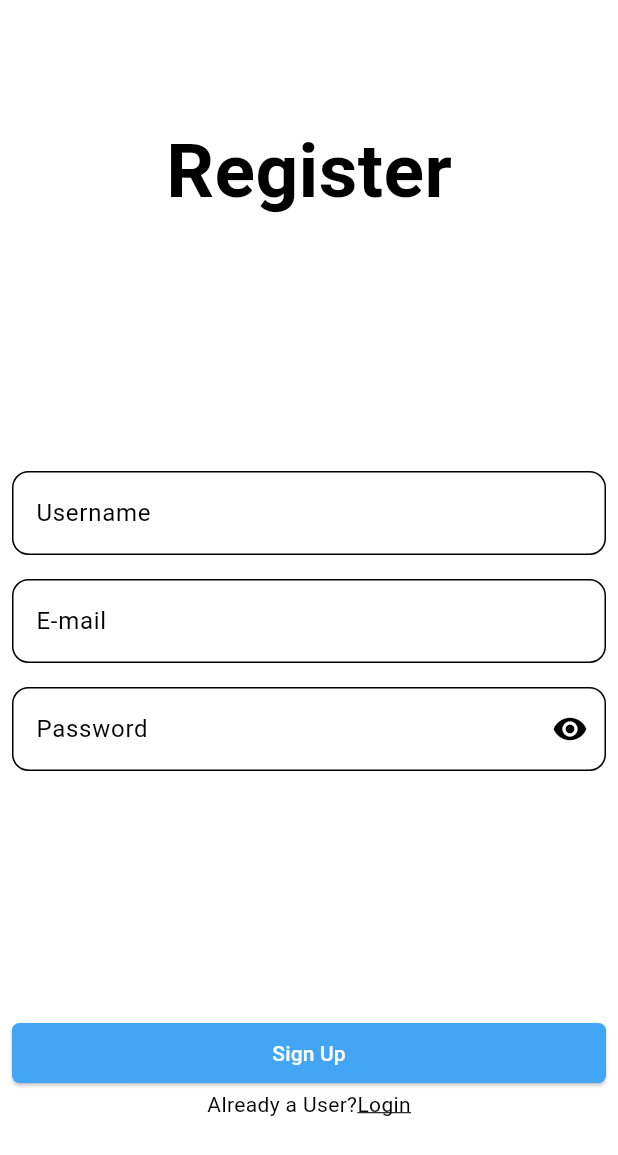
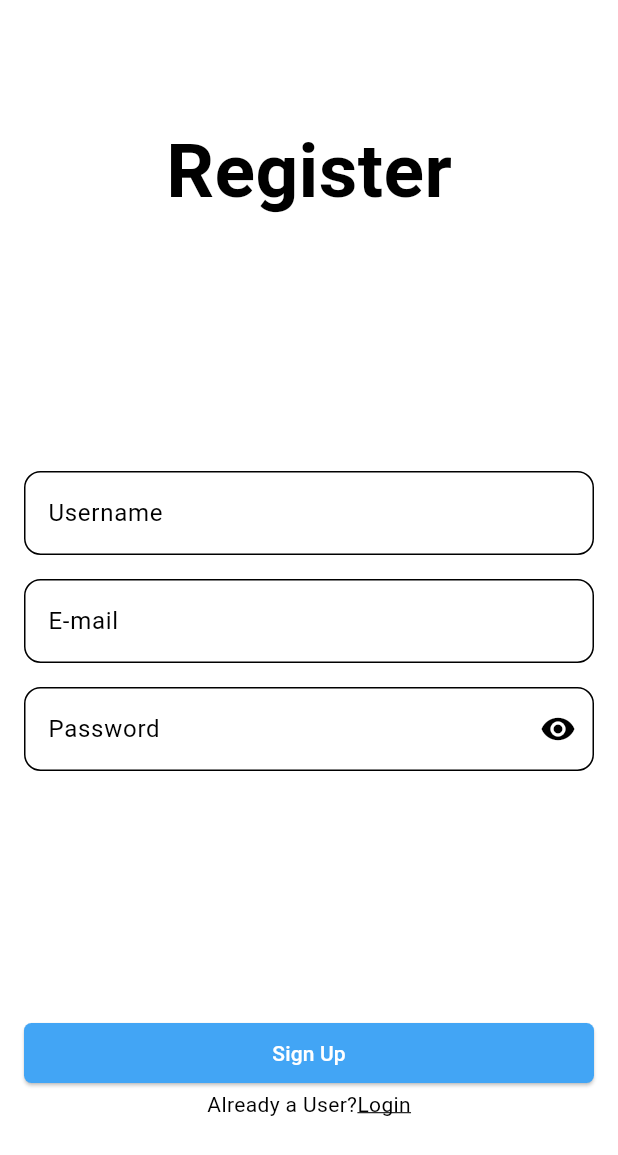
Before and after one commit to kanhaiyachatla/chat_app, a Flutter app: the screen it shows after launch, on a phone screen of 412 x 824 dp. Shown: the top 1155 px of the screen. Run offline on Flutter 3.47's test engine with Material 3 defaults, Android fonts, the phone set to English and light mode, and no system bars; our stand-ins replace cloud_firestore, firebase_auth, firebase_core, flutter_chat_bubble, hive, hive_flutter; accounts and stored records are empty.

Commit message:
initial commit

```diff
--- a/lib/Screens/SignUpScreen.dart
+++ b/lib/Screens/SignUpScreen.dart
@@ -46,7 +46,7 @@ class _SignUpScreenState extends State<SignUpScreen> {
                 children: [
                   (signUp)
                       ? Padding(
-                          padding: const EdgeInsets.all(8.0),
+                          padding: const EdgeInsets.symmetric(horizontal: 16.0,vertical: 8),
                           child: TextFormField(
                             controller: _nameController,
                             decoration: InputDecoration(
@@ -59,7 +59,7 @@ class _SignUpScreenState extends State<SignUpScreen> {
                         )
                       : Container(),
                   Padding(
-                    padding: const EdgeInsets.all(8.0),
+                    padding: const EdgeInsets.symmetric(horizontal: 16.0,vertical: 8),
                     child: TextFormField(
                       controller: _emailController,
                       validator: (signUp)
@@ -80,7 +80,7 @@ class _SignUpScreenState extends State<SignUpScreen> {
                     ),
                   ),
                   Padding(
-                    padding: const EdgeInsets.all(8.0),
+                    padding: const EdgeInsets.symmetric(horizontal: 16.0,vertical: 8),
                     child: TextFormField(
                       controller: _passwordController,
                       validator: (signUp)
@@ -116,7 +116,7 @@ class _SignUpScreenState extends State<SignUpScreen> {
                     children: [
                       Expanded(
                         child: Padding(
-                          padding: const EdgeInsets.symmetric(horizontal: 8.0),
+                          padding: const EdgeInsets.symmetric(horizontal: 16.0),
                           child: ElevatedButton(
                             style: ElevatedButton.styleFrom(
                                 backgroundColor:
@@ -138,13 +138,14 @@ class _SignUpScreenState extends State<SignUpScreen> {
                                             password:
                                                 _passwordController.text.trim())
                                         .then((value) async {
+                                            await value.user?.updateDisplayName(_nameController.text.trim());
                                             await firestore.collection('Users').add(
                                                 {
                                                   'uid' : value.user?.uid,
                                                   'name' : _nameController.text.trim(),
                                                   'email' : _emailController.text.trim()
                                                 });
-                                            await value.user?.updateDisplayName(_nameController.text.trim());
+
                                           },
                                         );
                                   } on FirebaseException catch (e) {
```
Also changed, not shown: lib/Screens/ChatScreen.dart (+6 -2 lines).
